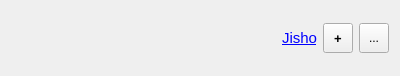
First picture: the form in src/gui/widgets/termwidget.ui, repository ripose-jp/Memento, before the edit.
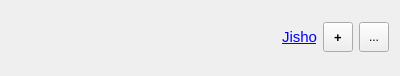
Second picture: the form after the edit.

Commit message: Fixed little bugs that cropped up when testing on Windows. Lowered default result count further to 15

Diff of the .ui file:
```diff
--- a/src/gui/widgets/termwidget.ui
+++ b/src/gui/widgets/termwidget.ui
@@ -37,7 +37,6 @@
          </property>
          <property name="styleSheet">
           <string notr="true">QLabel {
-	font-family: Noto Sans, Noto Sans CJK JP, sans-serif;
     font-size: 12pt;
 }</string>
          </property>
@@ -59,7 +58,6 @@
          </property>
          <property name="styleSheet">
           <string notr="true">QLabel {
-	font-family: Noto Sans, Noto Sans CJK JP, sans-serif;
     font-size: 20pt;
 }</string>
          </property>
```
The commit also changes 7 other files.
